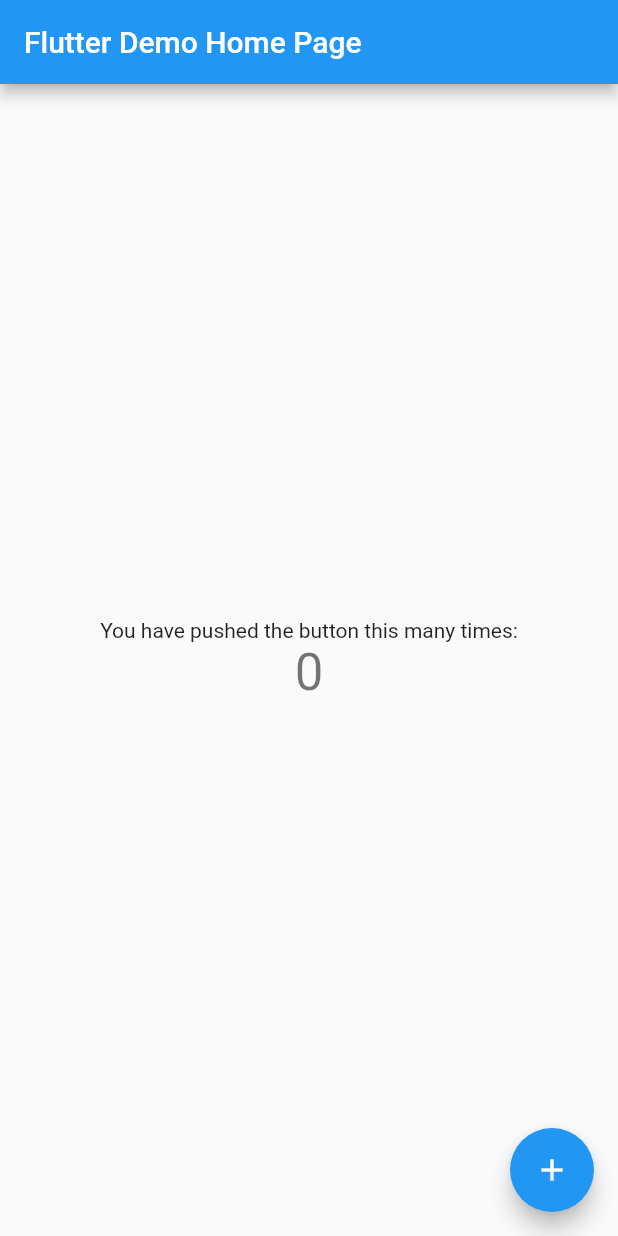
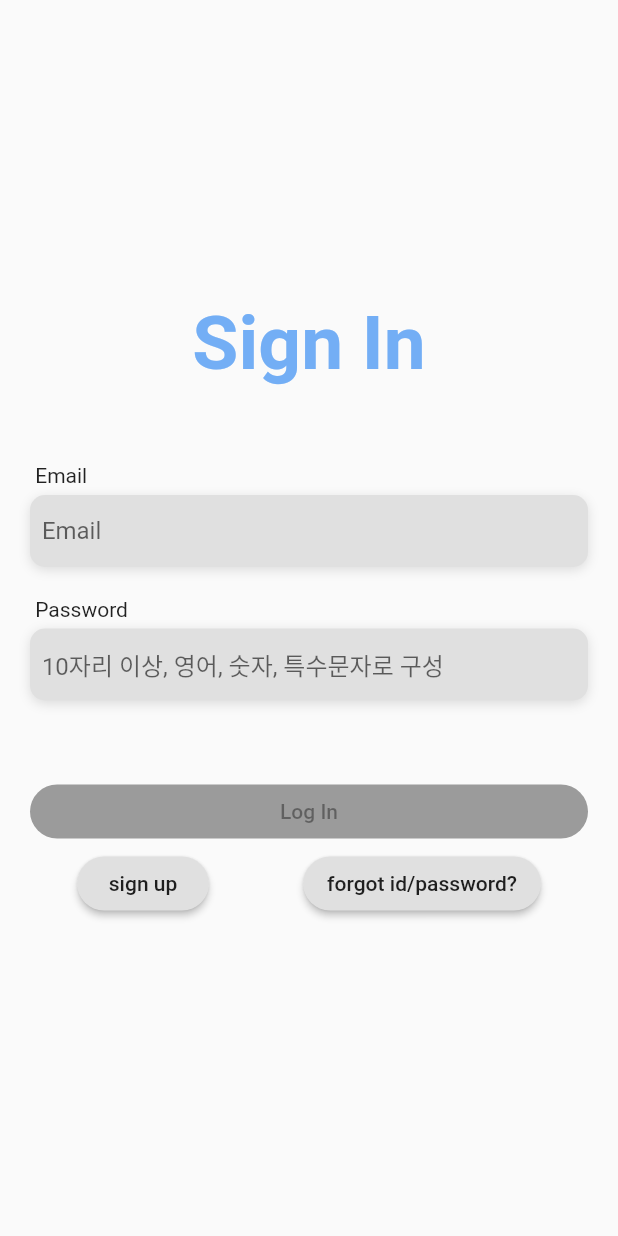
Before and after one commit to Campsite-Facility-Management-System/Old-Repository, a Flutter app: the screen it shows after launch, on a phone screen of 412 x 824 dp. Run offline on Flutter 3.47's test engine with Material 2 defaults, Android fonts, the phone set to English and light mode, and no system bars.

Commit message:
login page first draft

```diff
--- a/campsite_facility_management_system/campsite_fms_app_user/lib/main.dart
+++ b/campsite_facility_management_system/campsite_fms_app_user/lib/main.dart
@@ -1,117 +1,17 @@
 import 'package:flutter/material.dart';
+import 'package:campsite_fms_app_user/sign/login.dart';
 
 void main() {
   runApp(MyApp());
 }
 
 class MyApp extends StatelessWidget {
-  // This widget is the root of your application.
   @override
   Widget build(BuildContext context) {
     return MaterialApp(
-      title: 'Flutter Demo',
-      theme: ThemeData(
-        // This is the theme of your application.
-        //
-        // Try running your application with "flutter run". You'll see the
-        // application has a blue toolbar. Then, without quitting the app, try
-        // changing the primarySwatch below to Colors.green and then invoke
-        // "hot reload" (press "r" in the console where you ran "flutter run",
-        // or simply save your changes to "hot reload" in a Flutter IDE).
-        // Notice that the counter didn't reset back to zero; the application
-        // is not restarted.
-        primarySwatch: Colors.blue,
-        // This makes the visual density adapt to the platform that you run
-        // the app on. For desktop platforms, the controls will be smaller and
-        // closer together (more dense) than on mobile platforms.
-        visualDensity: VisualDensity.adaptivePlatformDensity,
-      ),
-      home: MyHomePage(title: 'Flutter Demo Home Page'),
-    );
+        title: '모닥모닥',
+        debugShowCheckedModeBanner: false, //debug ribbon remove
+        initialRoute: '/',
+        routes: {'/': (context) => LoginScreen()});
   }
 }
-
-class MyHomePage extends StatefulWidget {
-  MyHomePage({Key key, this.title}) : super(key: key);
-
-  // This widget is the home page of your application. It is stateful, meaning
-  // that it has a State object (defined below) that contains fields that affect
-  // how it looks.
-
-  // This class is the configuration for the state. It holds the values (in this
-  // case the title) provided by the parent (in this case the App widget) and
-  // used by the build method of the State. Fields in a Widget subclass are
-  // always marked "final".
-
-  final String title;
-
-  @override
-  _MyHomePageState createState() => _MyHomePageState();
-}
-
-class _MyHomePageState extends State<MyHomePage> {
-  int _counter = 0;
-
-  void _incrementCounter() {
-    setState(() {
-      // This call to setState tells the Flutter framework that something has
-      // changed in this State, which causes it to rerun the build method below
-      // so that the display can reflect the updated values. If we changed
-      // _counter without calling setState(), then the build method would not be
-      // called again, and so nothing would appear to happen.
-      _counter++;
-    });
-  }
-
-  @override
-  Widget build(BuildContext context) {
-    // This method is rerun every time setState is called, for instance as done
-    // by the _incrementCounter method above.
-    //
-    // The Flutter framework has been optimized to make rerunning build methods
-    // fast, so that you can just rebuild anything that needs updating rather
-    // than having to individually change instances of widgets.
-    return Scaffold(
-      appBar: AppBar(
-        // Here we take the value from the MyHomePage object that was created by
-        // the App.build method, and use it to set our appbar title.
-        title: Text(widget.title),
-      ),
-      body: Center(
-        // Center is a layout widget. It takes a single child and positions it
-        // in the middle of the parent.
-        child: Column(
-          // Column is also a layout widget. It takes a list of children and
-          // arranges them vertically. By default, it sizes itself to fit its
-          // children horizontally, and tries to be as tall as its parent.
-          //
-          // Invoke "debug painting" (press "p" in the console, choose the
-          // "Toggle Debug Paint" action from the Flutter Inspector in Android
-          // Studio, or the "Toggle Debug Paint" command in Visual Studio Code)
-          // to see the wireframe for each widget.
-          //
-          // Column has various properties to control how it sizes itself and
-          // how it positions its children. Here we use mainAxisAlignment to
-          // center the children vertically; the main axis here is the vertical
-          // axis because Columns are vertical (the cross axis would be
-          // horizontal).
-          mainAxisAlignment: MainAxisAlignment.center,
-          children: <Widget>[
-            Text(
-              'You have pushed the button this many times:',
-            ),
-            Text(
-              '$_counter',
-              style: Theme.of(context).textTheme.headline4,
-            ),
-          ],
-        ),
-      ),
-      floatingActionButton: FloatingActionButton(
-        onPressed: _incrementCounter,
-        tooltip: 'Increment',
-        child: Icon(Icons.add),
-      ), // This trailing comma makes auto-formatting nicer for build methods.
-    );
-  }
-}
--- /dev/null
+++ b/campsite_facility_management_system/campsite_fms_app_user/lib/sign/login.dart
@@ -0,0 +1,149 @@
+import 'package:flutter/material.dart';
+
+class LoginScreen extends StatefulWidget {
+  @override
+  _LoginScreenState createState() => _LoginScreenState();
+}
+
+class _LoginScreenState extends State<LoginScreen> {
+  TextEditingController email = new TextEditingController();
+  TextEditingController passwd = new TextEditingController();
+  @override
+  Widget build(BuildContext context) {
+    return Scaffold(
+        //backgroundColor: Colors.blue,
+        body: Column(children: <Widget>[
+      Container(
+          //height: double.infinity,
+          //width: double.infinity,
+          //decoration: BoxDecoration(color: Colors.blue),
+          padding: EdgeInsets.only(left: 20, right: 20),
+          child: Column(
+              mainAxisAlignment: MainAxisAlignment.center,
+              crossAxisAlignment: CrossAxisAlignment.center,
+              children: <Widget>[
+                SizedBox(
+                  height: 200,
+                ),
+
+                Container(), // illust
+                Container(
+                  child: Text('Sign In',
+                      style: TextStyle(
+                        color: Color(0xFF73AEF5),
+                        fontSize: 50,
+                        fontWeight: FontWeight.bold,
+                      )),
+                ), // text
+
+                SizedBox(
+                  height: 50,
+                ),
+
+                Column(
+                  crossAxisAlignment: CrossAxisAlignment.start,
+                  children: <Widget>[
+                    Text(
+                      ' Email',
+                      textAlign: TextAlign.left,
+                    ),
+
+                    SizedBox(
+                      height: 5,
+                    ),
+
+                    Container(
+                      decoration: BoxDecoration(
+                        color: Color(0xFFE0E0E0),
+                        borderRadius: BorderRadius.circular(10.0),
+                        boxShadow: [
+                          BoxShadow(
+                            color: Colors.black12,
+                            blurRadius: 6.0,
+                            offset: Offset(0, 2),
+                          ),
+                        ],
+                      ),
+                      child: TextField(
+                        keyboardType: TextInputType.emailAddress,
+                        controller: email,
+                        decoration: InputDecoration(
+                          border: InputBorder.none,
+                          hintText: '  Email',
+                        ),
+                      ),
+                    ), // id box
+
+                    SizedBox(
+                      height: 20,
+                    ),
+                    Text(
+                      ' Password',
+                    ),
+
+                    SizedBox(
+                      height: 5,
+                    ),
+                    Container(
+                      decoration: BoxDecoration(
+                        color: Color(0xFFE0E0E0),
+                        borderRadius: BorderRadius.circular(10.0),
+                        boxShadow: [
+                          BoxShadow(
+                            color: Colors.black12,
+                            blurRadius: 6.0,
+                            offset: Offset(0, 2),
+                          ),
+                        ],
+                      ),
+                      child: TextField(
+                        controller: passwd,
+                        obscureText: true,
+                        decoration: InputDecoration(
+                            border: InputBorder.none,
+                            hintText: '  10자리 이상, 영어, 숫자, 특수문자로 구성'),
+                      ),
+                    ), // pw box
+                  ],
+                ),
+
+                SizedBox(
+                  height: 50,
+                ),
+
+                Container(
+                    width: double.infinity,
+                    child: RaisedButton(
+                      shape: RoundedRectangleBorder(
+                        borderRadius: BorderRadius.circular(20.0),
+                      ),
+                      color: Color(0xFF527DAA),
+                      child: Text('Log In'),
+                      onPressed: null,
+                    )),
+
+                // SizedBox(),
+
+                Row(mainAxisAlignment: MainAxisAlignment.spaceAround,
+                    //crossAxisAlignment: CrossAxisAlignment.stretch,
+                    children: <Widget>[
+                      RaisedButton(
+                        shape: RoundedRectangleBorder(
+                          borderRadius: BorderRadius.circular(20.0),
+                        ),
+                        child: Text('sign up', textAlign: TextAlign.center),
+                        onPressed: () => print(email.text),
+                      ),
+                      RaisedButton(
+                        shape: RoundedRectangleBorder(
+                          borderRadius: BorderRadius.circular(20.0),
+                        ),
+                        child: Text('forgot id/password?',
+                            textAlign: TextAlign.center),
+                        onPressed: () => print(passwd.text),
+                      )
+                    ]) // signin find pw
+              ]))
+    ]));
+  }
+}
```
Also changed, not shown: 2 other files.
